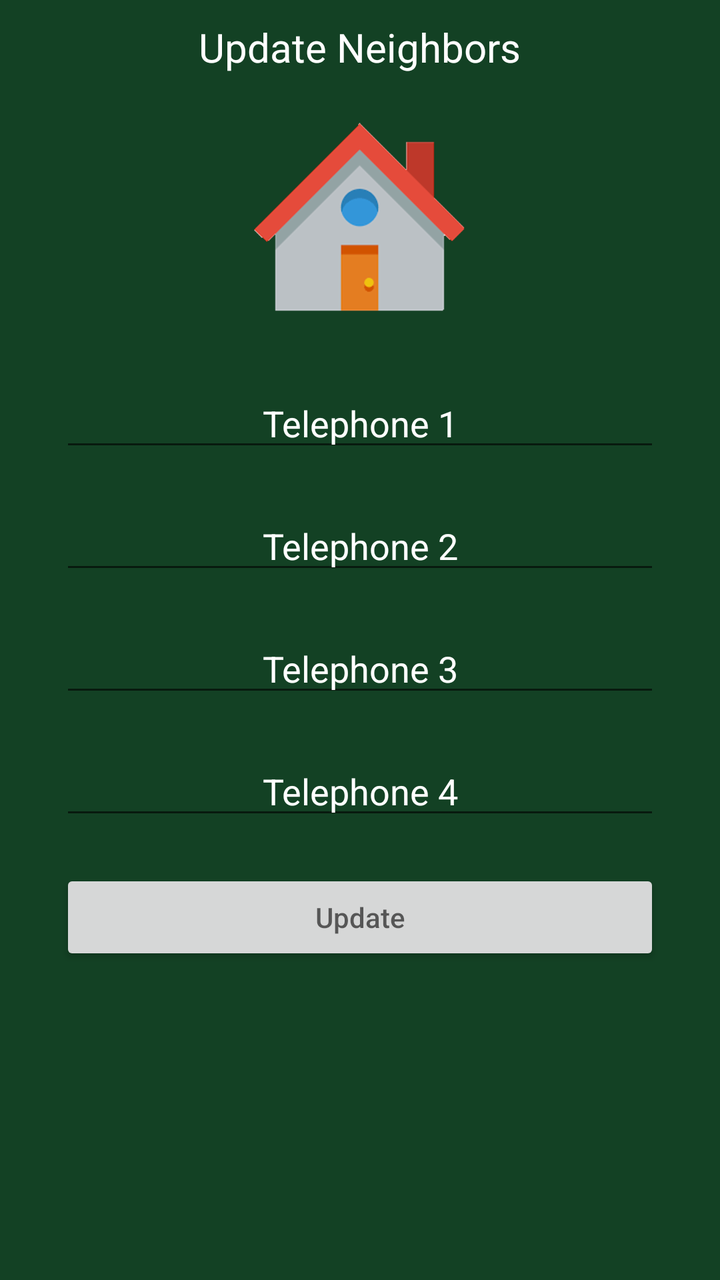
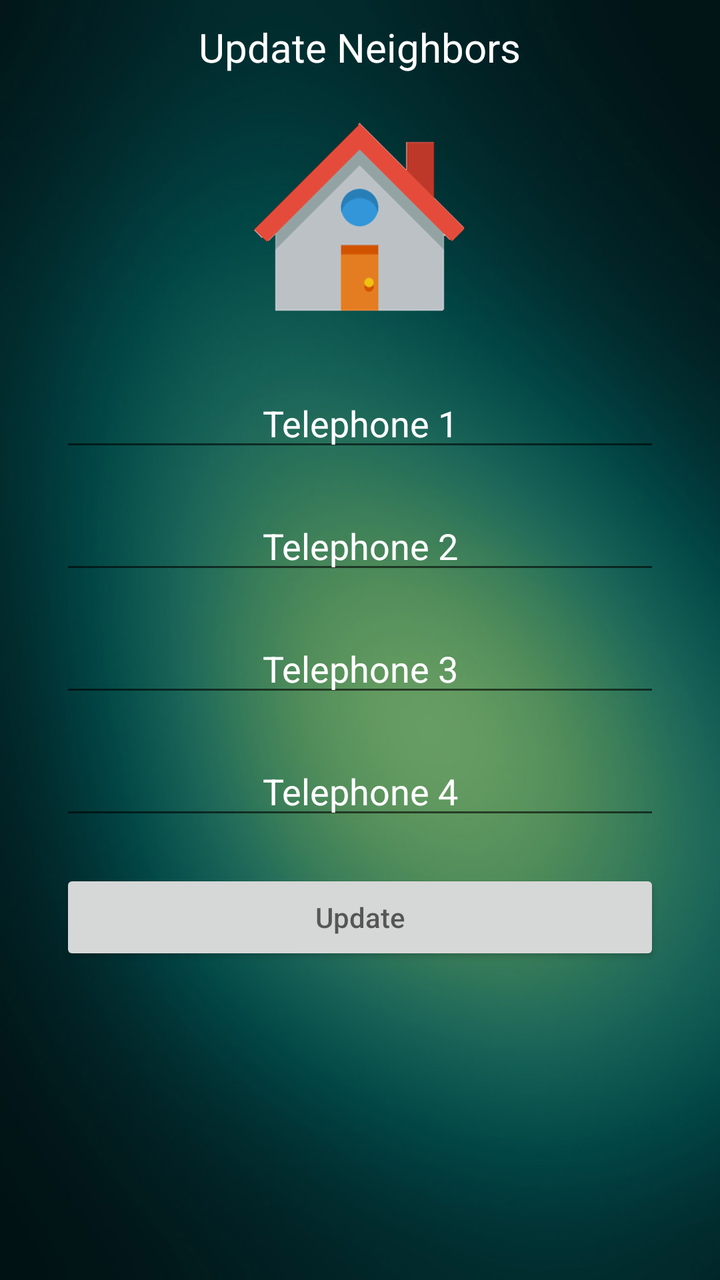

An Android layout rendered at two revisions. The XML below is the earlier revision; the diff shows what the commit changed to produce the second picture.
<!-- AndroidManifest.xml: application theme AppTheme -->
<!-- res/layout/updateneighbor.xml -->
<?xml version="1.0" encoding="utf-8"?>
<LinearLayout xmlns:android="http://schemas.android.com/apk/res/android"
    android:orientation="vertical" android:layout_width="match_parent"
    android:layout_height="match_parent"
    android:background="@drawable/background">

    <TextView
        android:layout_height="wrap_content"
        android:layout_width="wrap_content"
        android:layout_gravity="center_horizontal"
        android:text="Update Neighbors"
        android:textColor="#FFFFFF"
        android:textSize="20dp"
        android:layout_marginTop="10dp"
        />

    <Space
        android:layout_width="wrap_content"
        android:layout_height="20dp" />
    <ImageView
        android:layout_width="wrap_content"
        android:layout_height="wrap_content"
        android:layout_gravity="center_horizontal"
        android:src="@drawable/house"/>

    <Space
        android:layout_width="wrap_content"
        android:layout_height="20dp" />

    <EditText
        android:layout_width="300dp"
        android:layout_height="wrap_content"
        android:layout_gravity="center_horizontal"
        android:id="@+id/tpOne"
        android:textColorHint="#FFFFFF"
        android:textAlignment="center"
        android:hint="Telephone 1"/>

    <Space
        android:layout_width="wrap_content"
        android:layout_height="20dp" />

    <EditText
        android:layout_width="300dp"
        android:layout_height="wrap_content"
        android:layout_gravity="center_horizontal"
        android:id="@+id/tpTwo"
        android:textColorHint="#FFFFFF"
        android:textAlignment="center"
        android:hint="Telephone 2"/>

    <Space
        android:layout_width="wrap_content"
        android:layout_height="20dp" />

    <EditText
        android:layout_width="300dp"
        android:layout_height="wrap_content"
        android:layout_gravity="center_horizontal"
        android:id="@+id/tpThree"
        android:textColorHint="#FFFFFF"
        android:textAlignment="center"
        android:hint="Telephone 3"/>

    <Space
        android:layout_width="wrap_content"
        android:layout_height="20dp" />

    <EditText
        android:layout_width="300dp"
        android:layout_height="wrap_content"
        android:layout_gravity="center_horizontal"
        android:id="@+id/tpFour"
        android:textColorHint="#FFFFFF"
        android:textAlignment="center"
        android:hint="Telephone 4"/>

    <Space
        android:layout_width="wrap_content"
        android:layout_height="20dp" />

    <Button
        android:layout_width="300dp"
        android:layout_height="wrap_content"
        android:layout_gravity="center_horizontal"
        android:id="@+id/btnUpdate"
        android:hint="Update"/>

</LinearLayout>
<!-- resources referenced by this layout -->
<resources>
  <!-- drawable background: jpg bitmap (drawable, 42034 bytes) -->
  <!-- drawable house: png bitmap (drawable, 1730 bytes) -->
  <style name="AppTheme" parent="Theme.AppCompat.Light.DarkActionBar">
          
          <item name="colorPrimary">@color/colorPrimary</item>
          <item name="colorPrimaryDark">@color/colorPrimaryDark</item>
          <item name="colorAccent">@color/colorAccent</item>
      </style>
  <color name="colorPrimary">#3F51B5</color>
  <color name="colorPrimaryDark">#303F9F</color>
  <color name="colorAccent">#FF4081</color>
</resources>

<!-- the commit's change to res/layout/updateneighbor.xml (unified diff, before → after) -->
@@ -2,7 +2,7 @@
 <LinearLayout xmlns:android="http://schemas.android.com/apk/res/android"
     android:orientation="vertical" android:layout_width="match_parent"
     android:layout_height="match_parent"
-    android:background="@drawable/background">
+    android:background="@drawable/background1">
 
     <TextView
         android:layout_height="wrap_content"
<!-- resource entries referenced after the edit -->
@@ -1,6 +1,6 @@
 <!-- resources referenced by this layout -->
 <resources>
-  <!-- drawable background: jpg bitmap (drawable, 42034 bytes) -->
+  <!-- drawable background1: jpg bitmap (drawable, 42034 bytes) -->
   <!-- drawable house: png bitmap (drawable, 1730 bytes) -->
   <style name="AppTheme" parent="Theme.AppCompat.Light.DarkActionBar">
           
